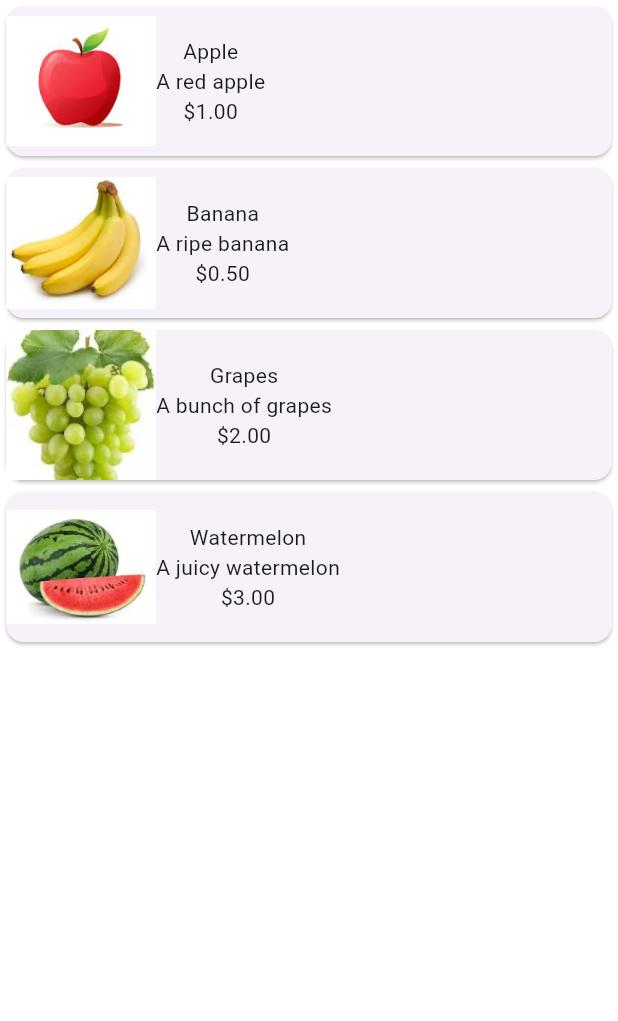
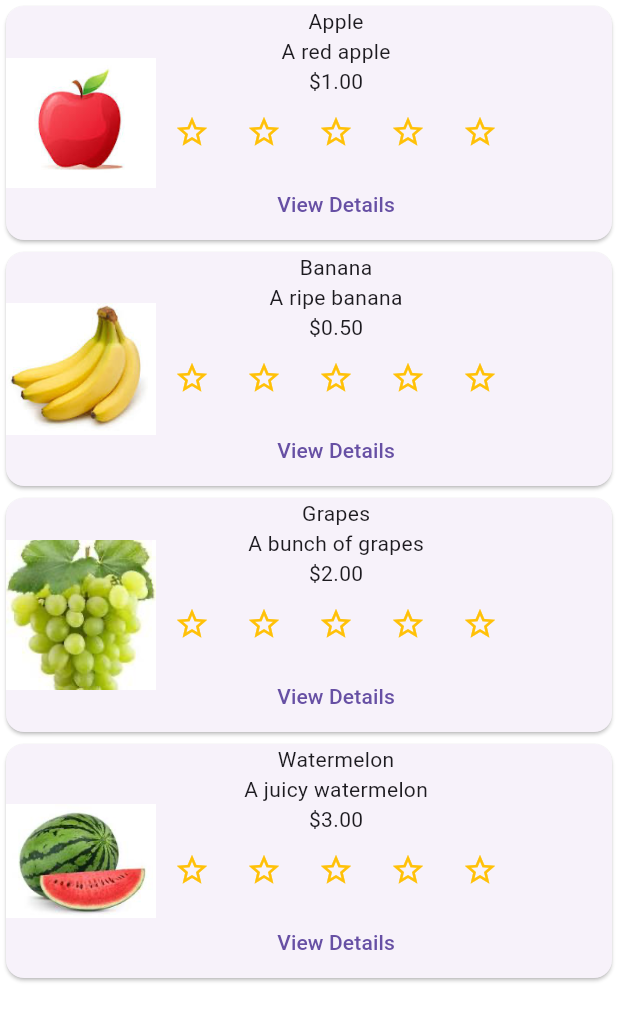
Before and after one commit to LakshyaDuhoonISU/flutter_apps, a Flutter app: the screen it shows after launch, on a phone screen of 412 x 824 dp. Shown: the top 1021 px of the screen. Run offline on Flutter 3.47's test engine with Material 3 defaults, Android fonts, the phone set to English and light mode, and no system bars.

Commit message:
product list app add

```diff
--- a/product_list/lib/main.dart
+++ b/product_list/lib/main.dart
@@ -1,4 +1,6 @@
 import 'package:flutter/material.dart';
+import 'product_detail.dart';
+import 'product_card.dart';
 
 void main() {
   runApp(MyApp());
@@ -6,10 +8,14 @@ void main() {
 
 class MyApp extends StatelessWidget {
   Widget build(BuildContext context) {
-  return MaterialApp(
-    title:"Product List",
-    home:ProductListScreen(),
-  );
+    return MaterialApp(
+      title: "Product List",
+      initialRoute: "/",
+      routes: {
+        "/": (context) => ProductListScreen(),
+        "/product_detail": (context) => ProductDetail(),
+      },
+    );
   }
 }
 
@@ -19,59 +25,31 @@ class ProductListScreen extends StatelessWidget {
       child: Column(
         children: [
           ProductCard(
-            name:"Apple",
-            description:"A red apple",
-            price:"\$1.00",
-            image:"assets/apple.png"
+            name: "Apple",
+            description: "A red apple",
+            price: "\$1.00",
+            image: "assets/apple.png",
           ),
           ProductCard(
-            name:"Banana",
-            description:"A ripe banana",
-            price:"\$0.50",
-            image:"assets/banana.png"
+            name: "Banana",
+            description: "A ripe banana",
+            price: "\$0.50",
+            image: "assets/banana.png",
           ),
           ProductCard(
-            name:"Grapes",
-            description:"A bunch of grapes",
-            price:"\$2.00",
-            image:"assets/grapes.png"
+            name: "Grapes",
+            description: "A bunch of grapes",
+            price: "\$2.00",
+            image: "assets/grapes.png",
           ),
           ProductCard(
-            name:"Watermelon",
-            description:"A juicy watermelon",
-            price:"\$3.00",
-            image:"assets/watermelon.png"
-          )
+            name: "Watermelon",
+            description: "A juicy watermelon",
+            price: "\$3.00",
+            image: "assets/watermelon.png",
+          ),
         ],
       ),
     );
   }
 }
-
-class ProductCard extends StatelessWidget {
-  ProductCard({Key? key, required this.name, required this.description, required this.price, required this.image}): super(key:key);
-
-  final String name;
-  final String description;
-  final String price;
-  final String image;
-
-  Widget build(BuildContext context) {
-    return Card(
-      child:Container(
-        child:Row(
-          children: [
-            Image.asset(this.image, width: 100, height: 100),
-            Column(
-              children: [
-                Text(this.name),
-                Text(this.description),
-                Text(this.price)
-              ],
-            )
-          ],
-        )
-      )
-    );
-  }
-}
--- /dev/null
+++ b/product_list/lib/product_card.dart
@@ -0,0 +1,38 @@
+import 'package:flutter/material.dart';
+import 'product_detail.dart';
+import 'rating_box.dart';
+
+class ProductCard extends StatelessWidget {
+  ProductCard({Key? key, required this.name, required this.description, required this.price, required this.image}): super(key:key);
+
+  final String name;
+  final String description;
+  final String price;
+  final String image;
+
+  Widget build(BuildContext context) {
+    return Card(
+      child:Container(
+        child:Row(
+          children: [
+            Image.asset(this.image,width:100,height:100),
+            Column(
+              children: [
+                Text(this.name),
+                Text(this.description),
+                Text(this.price),
+                RatingBox(),
+                TextButton(
+                    child: Text("View Details"),
+                    onPressed: (){
+                      Navigator.pushNamed(context, "/product_detail",arguments: Product(name:this.name,description:this.description,price:this.price,image:this.image));
+                    },
+                )
+              ],
+            )
+          ],
+        )
+      )
+    );
+  }
+}
--- /dev/null
+++ b/product_list/lib/product_detail.dart
@@ -0,0 +1,34 @@
+import 'package:flutter/material.dart';
+
+class Product{
+    final String name;
+    final String description;
+    final String price;
+    final String image;
+
+    Product({required this.name, required this.description, required this.price, required this.image});
+}
+
+class ProductDetail extends StatelessWidget{
+
+    Widget build(BuildContext context){
+
+        final Product product = ModalRoute.of(context)!.settings.arguments as Product;
+
+        return Scaffold(
+            appBar:AppBar(
+                title:Text("Product Detail Screen")
+            ),
+            body:Center(
+                child:Column(
+                    children:[
+                        Image.asset(product.image),
+                        Text(product.name),
+                        Text(product.description),
+                        Text(product.price)
+                    ]
+                )
+            )
+        );
+    }
+}
--- /dev/null
+++ b/product_list/lib/rating_box.dart
@@ -0,0 +1,82 @@
+import 'package:flutter/material.dart';
+
+class RatingBox extends StatefulWidget{
+  RatingBoxState createState() => RatingBoxState();
+}
+
+class RatingBoxState extends State<RatingBox> {
+  int rating = 0;
+
+  void setOneStar() {
+    setState(() {
+      rating = 1;
+    });
+  }
+
+  void setTwoStar() {
+    setState(() {
+      rating = 2;
+    });
+  }
+
+  void setThreeStar() {
+    setState(() {
+      rating = 3;
+    });
+  }
+
+  void setFourStar() {
+    setState(() {
+      rating = 4;
+    });
+  }
+
+  void setFiveStar() {
+    setState(() {
+      rating = 5;
+    });
+  }
+
+  Widget build(BuildContext context) {
+
+    return Row(
+      children: [
+        Container(
+          child: IconButton(
+            icon: (rating >= 1 ? Icon(Icons.star) : Icon(Icons.star_border)),
+            color: Colors.amber,
+            onPressed: setOneStar
+          ),
+        ),
+        Container(
+          child: IconButton(
+            icon: (rating >= 2 ? Icon(Icons.star) : Icon(Icons.star_border)),
+            color: Colors.amber,
+            onPressed: setTwoStar
+          ),
+        ),
+        Container(
+          child: IconButton(
+            icon: (rating >= 3 ? Icon(Icons.star) : Icon(Icons.star_border)),
+            color: Colors.amber,
+            onPressed: setThreeStar
+          ),
+        ),
+        Container(
+          child: IconButton(
+            icon: (rating >= 4 ? Icon(Icons.star) : Icon(Icons.star_border)),
+            color: Colors.amber,
+            onPressed: setFourStar
+          ),
+        ),
+        Container(
+          child: IconButton(
+            icon: (rating >= 5 ? Icon(Icons.star) : Icon(Icons.star_border)),
+            color: Colors.amber,
+            onPressed: setFiveStar
+          ),
+        ),
+      ],
+    );
+  }
+}
```
